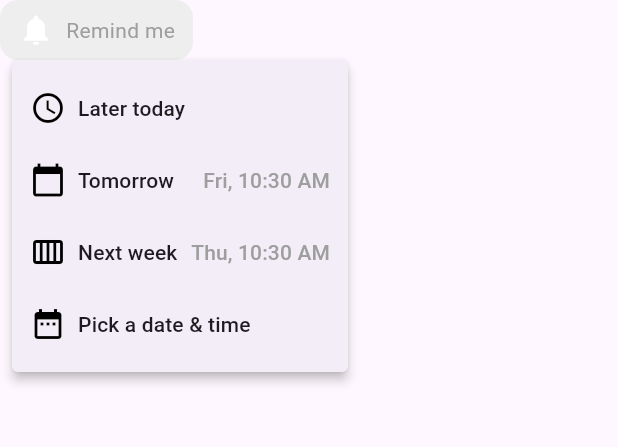
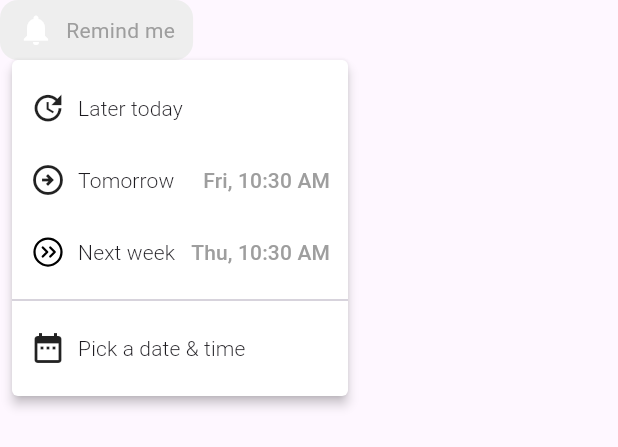
Before and after one commit to phtmyle/todo_list, a Flutter app: the _ReminderControl widget shown alone on an empty page, opened directly with empty values, after a tap on "Remind me", on a phone screen of 412 x 824 dp. Shown: the top 447 px of the screen. Run offline on Flutter 3.47's test engine with Material 3 defaults, Android fonts, the phone set to English and light mode, and no system bars; our stand-ins replace flutter_local_notifications, flutter_svg, timezone.

Commit message:
remind me fix icon error

```diff
--- a/lib/views/todolist_view.dart
+++ b/lib/views/todolist_view.dart
@@ -1,4 +1,5 @@
 import 'package:flutter/material.dart';
+import 'package:flutter_svg/svg.dart';
 import 'package:intl/intl.dart';
 import 'package:todo_list/extensions/string_extensions.dart';
 import 'package:todo_list/services/notification_service.dart';
@@ -654,58 +655,62 @@ void _showPopupMenu(BuildContext context) {
       context: context,
       position: RelativeRect.fromLTRB(x, y, 0, 0),
       items: [
-        PopupMenuItem<ReminderOption>(
-          value: ReminderOption.laterToday,
-          child: Row(
-            children: [
-              Icon(ReminderOption.laterToday.icon, color: Colors.black),
-              const SizedBox(width: 8),
-              Text(ReminderOption.laterToday.displayText),
-            ],
-          ),
-        ),
-        PopupMenuItem<ReminderOption>(
-          value: ReminderOption.tomorrow,
-          child: Row(
-            children: [
-              Icon(ReminderOption.tomorrow.icon, color: Colors.black),
-              const SizedBox(width: 8),
-              Text(ReminderOption.tomorrow.displayText),
-              const Spacer(),
-              Text(DateFormat('EEE, h:mm a').format(tomorrow),
-                  style: const TextStyle(color: Colors.grey)),
-            ],
-          ),
-        ),
-        PopupMenuItem<ReminderOption>(
-          value: ReminderOption.nextWeek,
-          child: Row(
-            children: [
-              Icon(ReminderOption.nextWeek.icon, color: Colors.black),
-              const SizedBox(width: 8),
-              Text(ReminderOption.nextWeek.displayText),
-              const Spacer(),
-              Text(DateFormat('EEE, h:mm a').format(nextWeek),
-                  style: const TextStyle(color: Colors.grey)),
-            ],
-          ),
-        ),
-        PopupMenuItem<ReminderOption>(
-          value: ReminderOption.pickDateTime,
-          child: Row(
-            children: [
-              Icon(ReminderOption.pickDateTime.icon, color: Colors.black),
-              const SizedBox(width: 8),
-              Text(ReminderOption.pickDateTime.displayText),
-            ],
-          ),
-        ),
+        _buildPopupMenuItem(ReminderOption.laterToday),
+        _buildPopupMenuItem(ReminderOption.tomorrow, tomorrow),
+        _buildPopupMenuItem(ReminderOption.nextWeek, nextWeek),
+         const PopupMenuDivider(),
+        _buildPopupMenuItem(ReminderOption.pickDateTime),
       ],
+      color: Colors.white,
     ).then((value) {
       if (value != null) {
         onSelectReminder(value);
       }
     });
+  }
+
+// Method to build a PopupMenuItem
+ PopupMenuItem<ReminderOption> _buildPopupMenuItem(ReminderOption option,
+      [DateTime? date]) {
+    return PopupMenuItem<ReminderOption>(
+      value: option,
+      child: Row(
+        children: [
+          getIconForReminder(option), // Use the method to get the icon
+          const SizedBox(width: 8),
+          Text(
+            option.displayText,
+            style: const TextStyle(fontWeight: FontWeight.w300), // Thin style
+          ),
+          if (date != null) ...[
+            const Spacer(),
+            Text(
+              DateFormat('EEE, h:mm a').format(date),
+              style: const TextStyle(color: Colors.grey),
+            ),
+          ],
+        ],
+      ),
+    );
+  }
+
+  Widget getIconForReminder(ReminderOption option) {
+    switch (option) {
+      case ReminderOption.laterToday:
+        return const Icon(Icons.update); // Material icon
+      case ReminderOption.tomorrow:
+        return const Icon(Icons.arrow_circle_right_outlined); // Material icon
+      case ReminderOption.nextWeek:
+        return SvgPicture.asset(
+          'assets/icons/double-right-sign-circle-svgrepo-com.svg', // Update the path as necessary
+          width: 24, // Set the desired width
+          height: 24, // Set the desired height
+        );
+      case ReminderOption.pickDateTime:
+        return const Icon(Icons.date_range); // Material icon
+      default:
+        return const SizedBox(); // Return an empty widget for default case
+    }
   }
 }
 
@@ -801,17 +806,4 @@ extension ReminderOptionExtension on ReminderOption {
         return 'Pick a date & time';
     }
   }
-
-  IconData get icon {
-    switch (this) {
-      case ReminderOption.laterToday:
-        return Icons.access_time;
-      case ReminderOption.tomorrow:
-        return Icons.calendar_today;
-      case ReminderOption.nextWeek:
-        return Icons.calendar_view_week;
-      case ReminderOption.pickDateTime:
-        return Icons.date_range;
-    }
-  }
 }
```
Also changed, not shown: assets/icons/double-right-sign-circle-svgrepo-com.svg (added).
